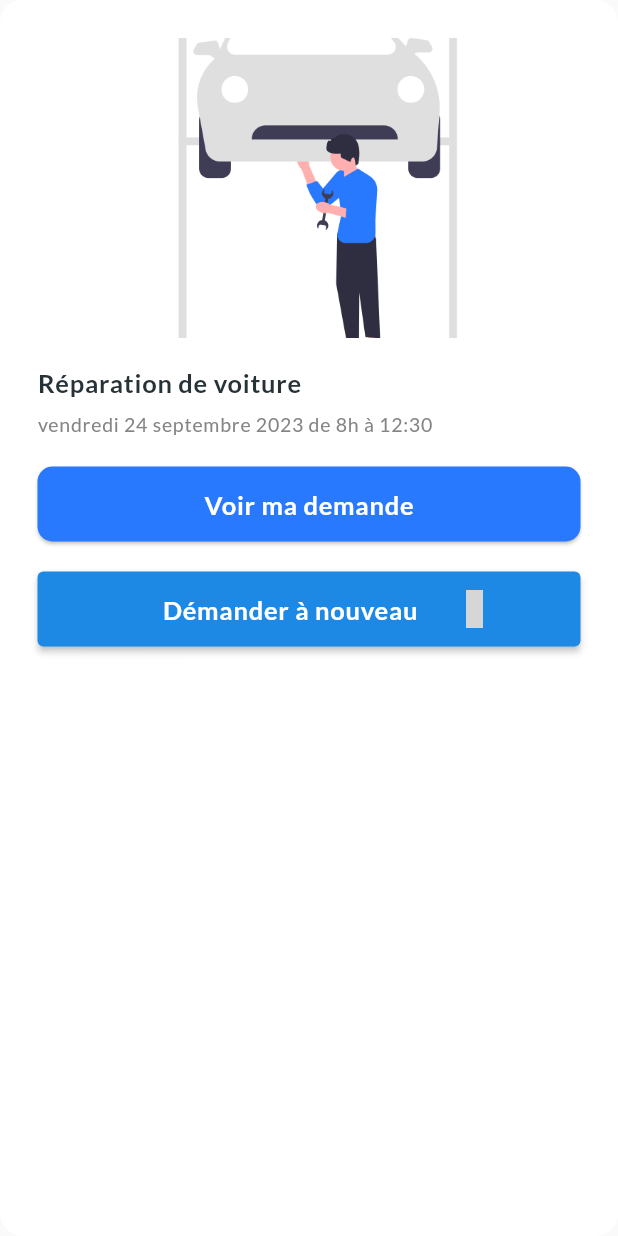
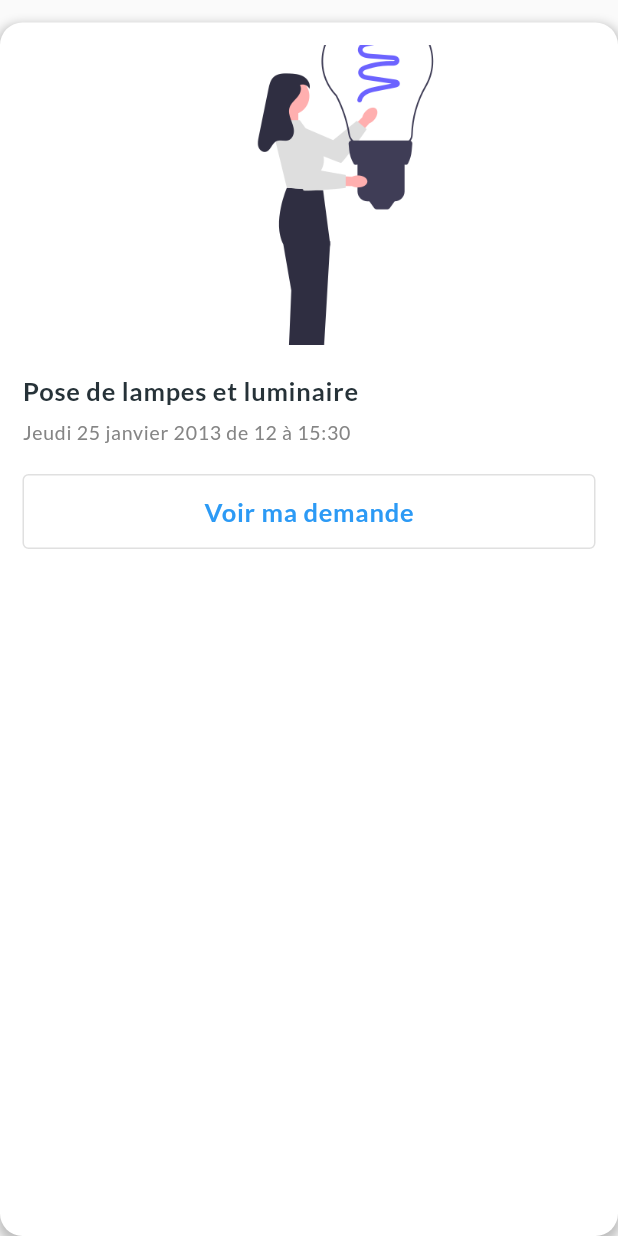
Before and after one commit to gloirebeniche/oppuss, a Flutter app: the CardOfferView2 widget shown alone on an empty page, opened directly, on a phone screen of 412 x 824 dp. Run offline on Flutter 3.47's test engine with Material 2 defaults, Android fonts, the phone set to English and light mode, and no system bars; our stand-ins replace eva_icons_flutter, flutter_svg, go_router, google_fonts, hexcolor, pinput and 2 more; accounts and stored records are empty; network calls fail; grey boxes are pictures that could not be loaded.

Commit message:
MAJ de l'interface des offres terminé : Changement du design et suppression du bouton "demander à nouveau"

```diff
--- a/lib/views/particulars/demande.dart
+++ b/lib/views/particulars/demande.dart
@@ -66,7 +66,8 @@ class _DemandesState extends State<Demandes> {
                     ),
                     Container(
                      padding: const EdgeInsets.only(left: 10, right: 10, bottom: 5),
-                      child: !authProvider.isAuthenticated? cardOfferAuth(context): ListView(
+                      child: //!authProvider.isAuthenticated? cardOfferAuth(context):
+                      ListView(
                         children: const[
                           CardOfferView2(),
                           spacingHeight2,
--- a/lib/widget/particular/card_view.dart
+++ b/lib/widget/particular/card_view.dart
@@ -103,55 +103,52 @@ class CardOfferView2 extends StatelessWidget {
   @override
   Widget build(BuildContext context) {
     return Container(
+      margin: const EdgeInsets.only(top: 15),
       decoration: const BoxDecoration(
         borderRadius: BorderRadius.all(Radius.circular(15)),
         color: white,
+        boxShadow: [
+          BoxShadow(
+            blurRadius: 5,
+            spreadRadius: 2,
+            color: grey,
+            offset: Offset(0, 3)
+          )
+        ]
       ),
       child: Padding(
-        padding: const EdgeInsets.all(25),
+        padding: const EdgeInsets.all(15),
         child: Column(
           crossAxisAlignment: CrossAxisAlignment.start,
           children: [
             SizedBox(
               height: 200,
               child: Container(
-                decoration: const BoxDecoration(
-                  image: DecorationImage(
-                    image: AssetImage("images/mecanik.png"),
-                    fit: BoxFit.cover)
-                )
-              ),
+                  decoration: const BoxDecoration(
+                      image: DecorationImage(
+                          image:
+                              AssetImage("images/undraw_electricity_k2ft.png"),
+                          fit: BoxFit.cover))),
             ),
             spacingHeight2,
-            customeTextStyle( "Réparation de voiture", headingTextSize, textColor, fontWeight: FontWeight.bold),
+            customeTextStyle(
+                "Pose de lampes et luminaire", headingTextSize, textColor,
+                fontWeight: FontWeight.bold),
             spacingHeight,
-            customeTextStyle("vendredi 24 septembre 2023 de 8h à 12:30", textSize, grey2),
+            customeTextStyle(
+                "Jeudi 25 janvier 2013 de 12 à 15:30", textSize, grey2),
+
             spacingHeight2,
-            Row(
+            Column(
               children: [
-                Expanded(
-                  child: defaultButton("Voir ma demande", (){}),
-                ),
-              ],
-            ),
-            spacingHeight2,
-            Row(
-              children: [
-                Expanded(
-                  child: ElevatedButton(
-                    style: ElevatedButton.styleFrom(
-                      backgroundColor: secondaryColor,
-                    ),
-                    onPressed: () {},
-                    child: Row(
-                      mainAxisAlignment: MainAxisAlignment.center,
-                      children: [
-                        Padding(
-                          padding: padding,
-                          child: titleTextStyle("Démander à nouveau", color: white, fontWeight: FontWeight.bold),
-                        ),
-                        icon3(EvaIcons.copyOutline),
-                      ],
+                Container(
+                  width: double.infinity,
+                  child: OutlinedButton(
+                    onPressed: () {context.go("/home/offer_detail");},
+                    child: Padding(
+                      padding: padding,
+                      child: titleTextStyle("Voir ma demande",
+                          color: textColorImportant, fontWeight: FontWeight.bold),
                     ),
                   ),
                 ),
```
